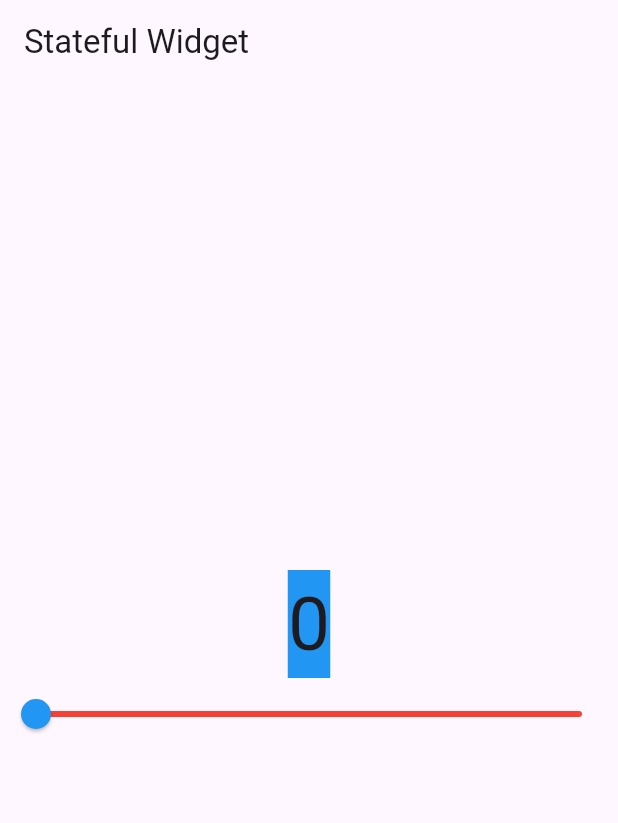
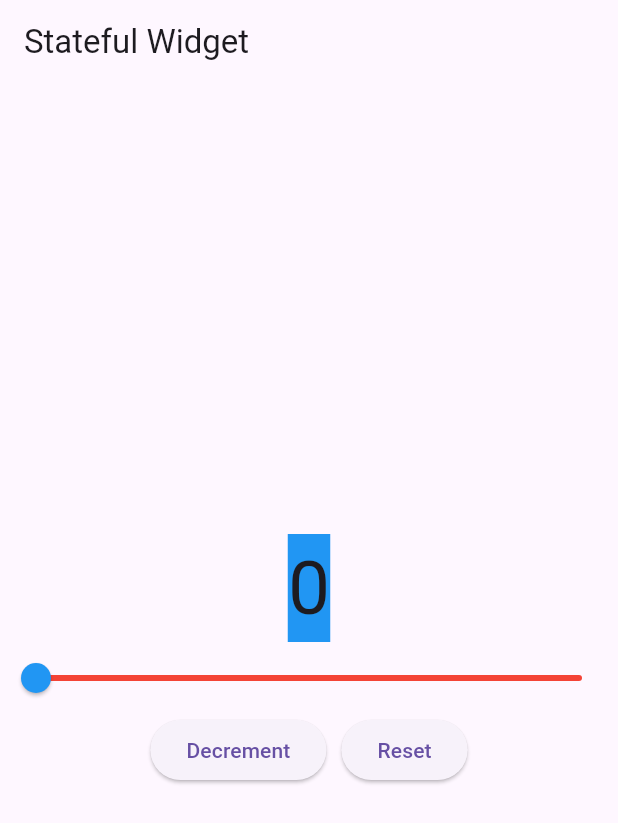
Before and after one commit to slowwwwpoke/counter, a Flutter app: the screen it shows after launch, on a phone screen of 412 x 824 dp. Shown: the top 823 px of the screen. Run offline on Flutter 3.47's test engine with Material 3 defaults, Android fonts, the phone set to English and light mode, and no system bars.

Commit message:
Added Decrement and Reset buttons

```diff
--- a/lib/main.dart
+++ b/lib/main.dart
@@ -1,18 +1,16 @@
 import 'package:flutter/material.dart';
+
 void main() => runApp(MyApp());
 
 class MyApp extends StatelessWidget {
   const MyApp({super.key});
-  // This widget is the root of your application.
   @override
   Widget build(BuildContext context) {
     return MaterialApp(
-      // Application name
       title: 'Stateful Widget',
       theme: ThemeData(
         primarySwatch: Colors.blue,
       ),
-      // A widget that will be started on the application startup
       home: CounterWidget(),
     );
   }
@@ -24,8 +22,22 @@ class CounterWidget extends StatefulWidget {
 }
 
 class _CounterWidgetState extends State<CounterWidget> {
-//initial couter value
   int _counter = 0;
+
+  void _decrement() {
+    setState(() {
+      if (_counter > 0) {
+        _counter--;
+      }
+    });
+  }
+
+  void _reset() {
+    setState(() {
+      _counter = 0;
+    });
+  }
+
   @override
   Widget build(BuildContext context) {
     return Scaffold(
@@ -39,7 +51,6 @@ class _CounterWidgetState extends State<CounterWidget> {
             child: Container(
               color: Colors.blue,
               child: Text(
-                //displays the current number
                 '$_counter',
                 style: TextStyle(fontSize: 50.0),
               ),
@@ -57,6 +68,20 @@ class _CounterWidgetState extends State<CounterWidget> {
             activeColor: Colors.blue,
             inactiveColor: Colors.red,
           ),
+          Row(
+            mainAxisAlignment: MainAxisAlignment.center,
+            children: [
+              ElevatedButton(
+                onPressed: _decrement,
+                child: Text("Decrement"),
+              ),
+              SizedBox(width: 10),
+              ElevatedButton(
+                onPressed: _reset,
+                child: Text("Reset"),
+              ),
+            ],
+          ),
         ],
       ),
     );
```
